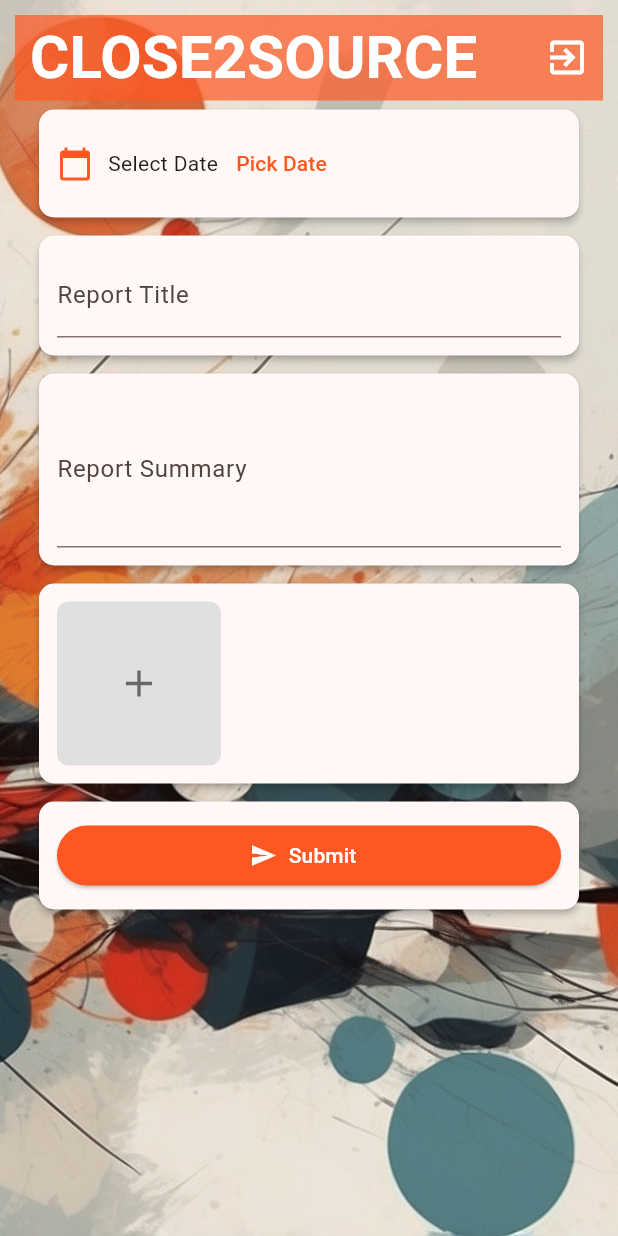
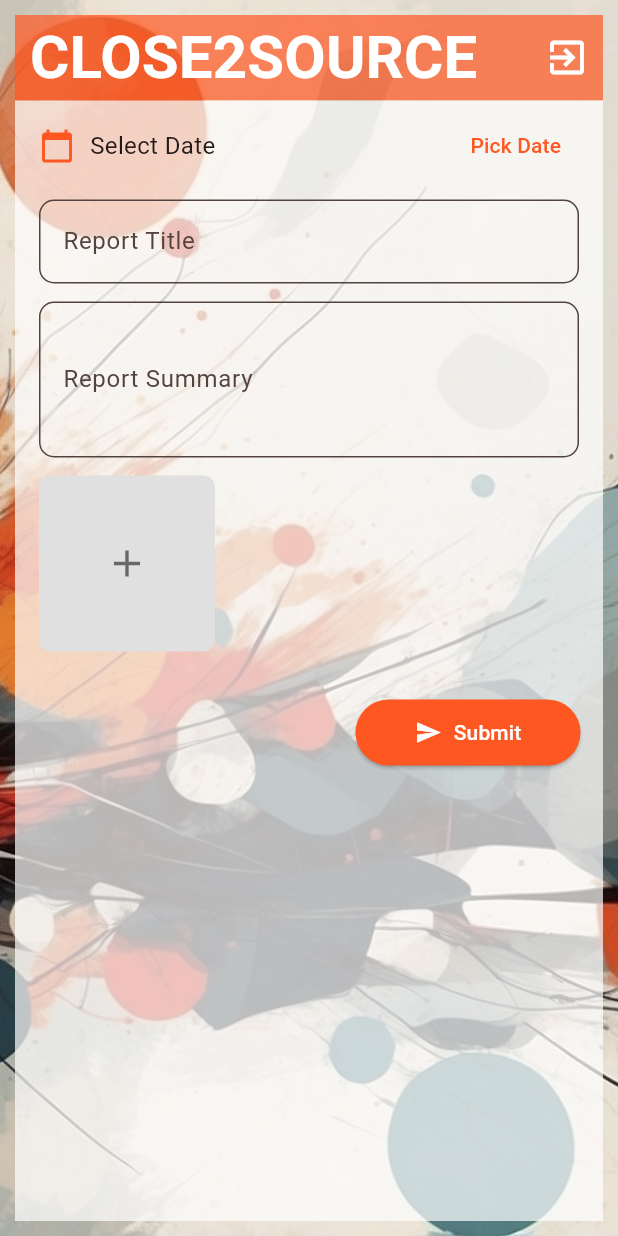
Before and after one commit to Scuttman/close2source_web, a Flutter app: the ReportFormScreen screen opened by its route, on a phone screen of 412 x 824 dp. Run offline on Flutter 3.47's test engine with Material 3 defaults, Android fonts, the phone set to English and light mode, and no system bars; our stand-ins replace cloud_firestore, connectivity_plus, file_picker, firebase_auth, firebase_core, firebase_storage and 3 more; accounts and stored records are empty; Roboto replaces fonts that are missing (Amatic Sc).

Commit message:
1.0.21 version

```diff
--- a/lib/screens/dashboard/reports_tab/report_form_screen.dart
+++ b/lib/screens/dashboard/reports_tab/report_form_screen.dart
@@ -1,9 +1,7 @@
-import 'package:flutter/material.dart';
 import 'package:cloud_firestore/cloud_firestore.dart';
 import 'package:image_picker/image_picker.dart';
 import 'dart:io';
 import '../../../imports.dart';
-import 'package:google_fonts/google_fonts.dart';
 import 'package:intl/intl.dart';
 
 class ReportFormScreen extends StatefulWidget {
@@ -132,17 +130,6 @@ class _ReportFormScreenState extends State<ReportFormScreen> {
     );
   }
 
-  Widget _buildCard(Widget child) {
-    return Padding(
-      padding: const EdgeInsets.symmetric(horizontal: 16.0, vertical: 6.0),
-      child: Material(
-        elevation: 2,
-        borderRadius: BorderRadius.circular(10),
-        child: Padding(padding: const EdgeInsets.all(12.0), child: child),
-      ),
-    );
-  }
-
   @override
   Widget build(BuildContext context) {
     return BackgroundScaffold(
@@ -183,22 +170,33 @@ class _ReportFormScreenState extends State<ReportFormScreen> {
                 ),
               ),
               Expanded(
+                child: Container(
+                  color: Colors.white.withOpacity(0.7),
+                  padding: const EdgeInsets.all(0.0),
                   child: Form(
                     key: _formKey,
                     child: ListView(
                       children: [
-                      _buildCard(
-                        Row(
+                        // Moved Date Picker outside the Card widget
+                        Padding(
+                          padding: const EdgeInsets.symmetric(
+                            horizontal: 16.0,
+                            vertical: 6.0,
+                          ),
+                          child: Row(
                             children: [
-                            Icon(
+                              const Icon(
                                 Icons.calendar_today,
                                 color: Colors.deepOrange,
                               ),
                               const SizedBox(width: 10),
-                            Text(
+                              Expanded(
+                                child: Text(
                                   _selectedDate == null
                                       ? 'Select Date'
                                       : 'Date: ${DateFormat('dd/MM/yyyy').format(_selectedDate!)}',
+                                  style: const TextStyle(fontSize: 16),
+                                ),
                               ),
                               TextButton(
                                 onPressed: _pickDate,
@@ -210,38 +208,95 @@ class _ReportFormScreenState extends State<ReportFormScreen> {
                             ],
                           ),
                         ),
-                      _buildCard(
-                        TextFormField(
-                          decoration: const InputDecoration(
+                        // Removed the Card around TextFormField for Report Title
+                        Padding(
+                          padding: const EdgeInsets.symmetric(
+                            horizontal: 16.0,
+                            vertical: 6.0,
+                          ),
+                          child: TextFormField(
+                            decoration: InputDecoration(
                               labelText: 'Report Title',
+                              filled: true,
+                              fillColor: Colors.transparent,
+                              border: OutlineInputBorder(
+                                borderRadius: BorderRadius.circular(10.0),
+                              ),
+                              focusedBorder: OutlineInputBorder(
+                                borderRadius: BorderRadius.circular(10.0),
+                                borderSide: const BorderSide(
+                                  color: Colors.deepOrange,
+                                ),
+                              ),
                             ),
                             onChanged: (value) => _reportTitle = value,
                           ),
                         ),
-                      _buildCard(
-                        TextFormField(
-                          decoration: const InputDecoration(
+                        // Removed the Card around TextFormField for Report Summary
+                        Padding(
+                          padding: const EdgeInsets.symmetric(
+                            horizontal: 16.0,
+                            vertical: 6.0,
+                          ),
+                          child: TextFormField(
+                            decoration: InputDecoration(
                               labelText: 'Report Summary',
+                              filled: true,
+                              fillColor: Colors.transparent,
+                              border: OutlineInputBorder(
+                                borderRadius: BorderRadius.circular(10.0),
+                              ),
+                              focusedBorder: OutlineInputBorder(
+                                borderRadius: BorderRadius.circular(10.0),
+                                borderSide: const BorderSide(
+                                  color: Colors.deepOrange,
+                                ),
+                              ),
                             ),
                             maxLines: 3,
                             onChanged: (value) => _reportSummary = value,
                           ),
                         ),
-                      _buildCard(_buildImageGrid()),
-                      _buildCard(
-                        ElevatedButton.icon(
+                        // Image Grid (not inside Card now)
+                        Padding(
+                          padding: const EdgeInsets.symmetric(
+                            horizontal: 16.0,
+                            vertical: 6.0,
+                          ),
+                          child: _buildImageGrid(),
+                        ),
+                        const SizedBox(height: 24),
+                        Row(
+                          mainAxisAlignment: MainAxisAlignment.end,
+                          children: [
+                            Padding(
+                              padding: const EdgeInsets.only(right: 15.0),
+                              child: Container(
+                                width: 150.0,
+                                child: ElevatedButton.icon(
                                   onPressed: _submitReport,
-                          icon: const Icon(Icons.send, color: Colors.white),
+                                  icon: const Icon(
+                                    Icons.send,
+                                    color: Colors.white,
+                                  ),
                                   label: const Text(
                                     'Submit',
                                     style: TextStyle(color: Colors.white),
                                   ),
                                   style: ElevatedButton.styleFrom(
                                     backgroundColor: Colors.deepOrange,
+                                    padding: const EdgeInsets.symmetric(
+                                      horizontal: 24,
+                                      vertical: 12,
+                                    ),
+                                  ),
                                 ),
                               ),
                             ),
                           ],
+                        ),
+                      ],
+                    ),
                   ),
                 ),
               ),
```
Also changed, not shown: lib/main.dart (+1 -6 lines). Lines whose indentation alone changed are shown as unchanged.
